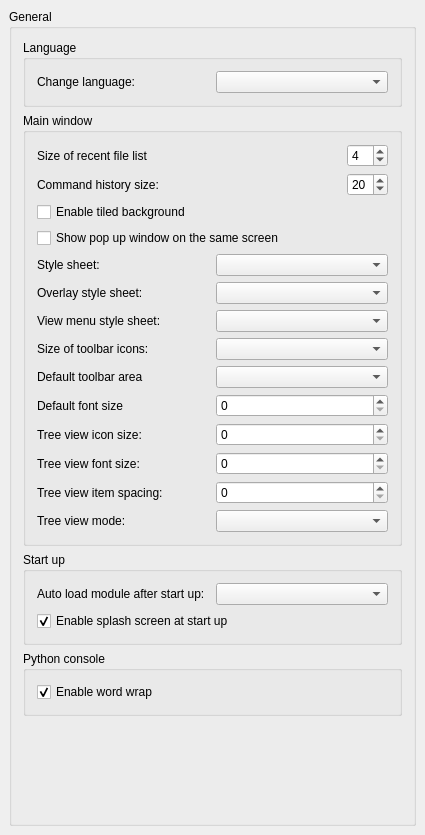
First picture: the form in src/Gui/DlgGeneral.ui, repository scottmudge/FreeCAD, before the edit.
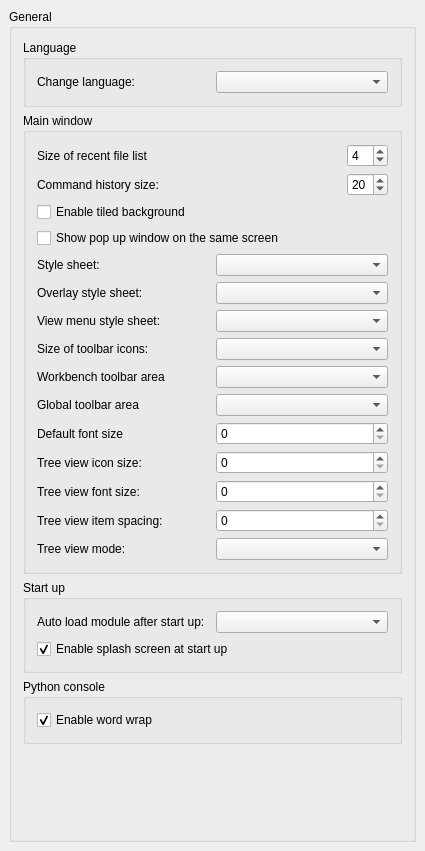
Second picture: the form after the edit. Custom widgets are drawn as their Qt base class.

Commit message: Gui: add option to set docking area for global toolbars

```diff
--- a/src/Gui/DlgGeneral.ui
+++ b/src/Gui/DlgGeneral.ui
@@ -7,7 +7,7 @@
     <x>0</x>
     <y>0</y>
     <width>425</width>
-    <height>835</height>
+    <height>851</height>
    </rect>
   </property>
   <property name="windowTitle">
@@ -223,24 +223,31 @@
            <item row="4" column="1">
             <widget class="QComboBox" name="toolbarArea">
              <property name="toolTip">
-              <string>Choose default toolbar docking area</string>
+              <string>Choose default docking area for workbench toolbars</string>
+             </property>
+            </widget>
+           </item>
+           <item row="6" column="1">
+            <widget class="QSpinBox" name="appFontSize">
+             <property name="toolTip">
+              <string>Set the default application font size</string>
              </property>
             </widget>
            </item>
            <item row="1" column="1">
             <widget class="QComboBox" name="OverlayStyleSheets"/>
            </item>
-           <item row="9" column="0">
+           <item row="10" column="0">
             <widget class="QLabel" name="treeModeLabel">
              <property name="text">
               <string>Tree view mode:</string>
              </property>
             </widget>
            </item>
-           <item row="8" column="1">
+           <item row="9" column="1">
             <widget class="QSpinBox" name="treeItemSpacing"/>
            </item>
-           <item row="7" column="1">
+           <item row="8" column="1">
             <widget class="QSpinBox" name="treeFontSize">
              <property name="toolTip">
               <string>Set tree view label font size</string>
@@ -254,7 +261,7 @@
              </property>
             </widget>
            </item>
-           <item row="8" column="0">
+           <item row="9" column="0">
             <widget class="QLabel" name="label_6">
              <property name="text">
               <string>Tree view item spacing:</string>
@@ -278,7 +285,7 @@
              </property>
             </widget>
            </item>
-           <item row="9" column="1">
+           <item row="10" column="1">
             <widget class="QComboBox" name="treeMode">
              <property name="toolTip">
               <string>Customize how tree view is shown in the panel (restart required).
@@ -289,7 +296,7 @@
              </property>
             </widget>
            </item>
-           <item row="6" column="1">
+           <item row="7" column="1">
             <widget class="QSpinBox" name="treeIconSize">
              <property name="toolTip">
               <string>Choose your preference for tree view icon size in pixel.
@@ -313,36 +320,43 @@
              </property>
             </widget>
            </item>
-           <item row="6" column="0">
+           <item row="7" column="0">
             <widget class="QLabel" name="label_3">
              <property name="text">
               <string>Tree view icon size:</string>
              </property>
             </widget>
            </item>
-           <item row="7" column="0">
+           <item row="8" column="0">
             <widget class="QLabel" name="label_4">
              <property name="text">
               <string>Tree view font size:</string>
              </property>
             </widget>
            </item>
+           <item row="6" column="0">
+            <widget class="QLabel" name="label_8">
+             <property name="text">
+              <string>Default font size</string>
+             </property>
+            </widget>
+           </item>
            <item row="4" column="0">
             <widget class="QLabel" name="label_7">
              <property name="text">
-              <string>Default toolbar area</string>
+              <string>Workbench toolbar area</string>
              </property>
             </widget>
            </item>
            <item row="5" column="0">
-            <widget class="QLabel" name="label_8">
+            <widget class="QLabel" name="label_9">
              <property name="text">
-              <string>Default font size</string>
+              <string>Global toolbar area</string>
              </property>
             </widget>
            </item>
            <item row="5" column="1">
-            <widget class="QSpinBox" name="appFontSize">
+            <widget class="QComboBox" name="globalToolbarArea">
              <property name="toolTip">
               <string>Set the default application font size</string>
              </property>
```
Left out of the diff: 2 changed lines with no effect on the pictures. The commit also changes 3 other files.
